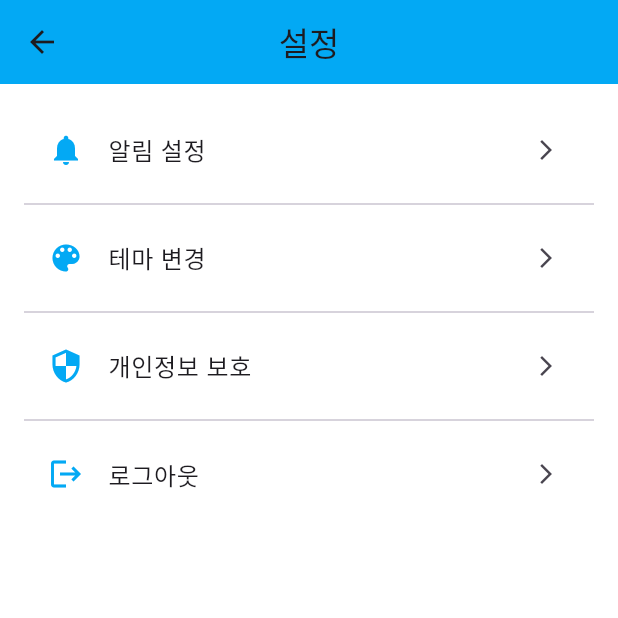
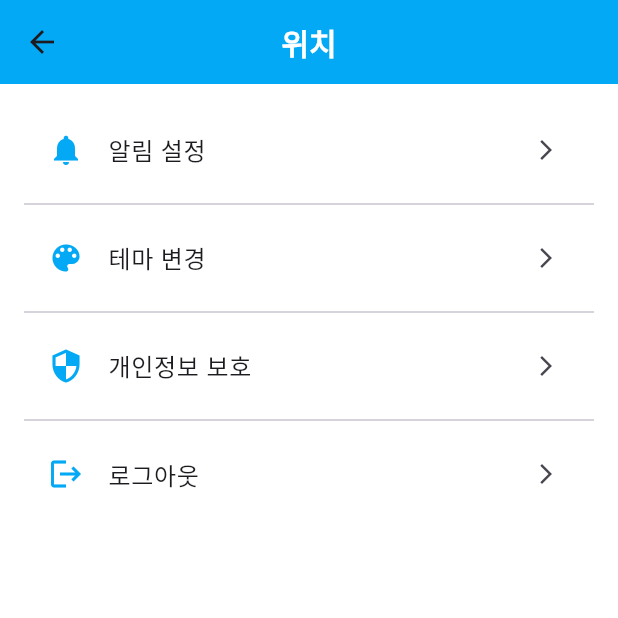
Before and after one commit to sss2013/osp-dartroll-project, a Flutter app: the ProfilePage screen opened directly, after a tap on "설정으로 이동", on a phone screen of 412 x 824 dp, the top half of it. Run offline on Flutter 3.47's test engine with Material 3 defaults, Android fonts, the phone set to English and light mode, and no system bars; our stand-ins replace flutter_dotenv; missing offline and left inert: flutter_naver_login, kakao_flutter_sdk.

Commit message:
Update main1.dart

```diff
--- a/lib/main1.dart
+++ b/lib/main1.dart
@@ -569,8 +569,18 @@ class ChatPage extends StatelessWidget {
 
   @override Widget build(BuildContext context) {
     return Scaffold(backgroundColor: Colors.white,
-      appBar: AppBar(title: Text("채팅"),
-        centerTitle: true, backgroundColor: Colors.lightBlue,),
+      appBar: AppBar(
+        title: const Text(
+          "채팅",
+          style: TextStyle(
+            fontWeight: FontWeight.bold,
+            fontSize: 20,
+            color: Colors.white,
+          ),
+        ),
+        centerTitle: true,
+        backgroundColor: Colors.lightBlue,
+      ),
       body: ListView.builder(
         itemCount: chatList.length, itemBuilder: (context, index) {
         final chat = chatList[index];
@@ -608,7 +618,14 @@ class SettingsPage extends StatelessWidget {
     return Scaffold(
       backgroundColor: Colors.white,
       appBar: AppBar(
-        title: Text("설정"),
+        title: const Text(
+          "위치",
+          style: TextStyle(
+            fontWeight: FontWeight.bold,
+            fontSize: 20,
+            color: Colors.white,
+          ),
+        ),
         centerTitle: true,
         backgroundColor: Colors.lightBlue,
       ),
@@ -643,7 +660,14 @@ class ProfilePage extends StatelessWidget {
     return Scaffold(
       backgroundColor: Colors.white,
       appBar: AppBar(
-        title: Text("내 정보"),
+        title: const Text(
+          "내 정보",
+          style: TextStyle(
+            fontWeight: FontWeight.bold,
+            fontSize: 20,
+            color: Colors.white,
+          ),
+        ),
         centerTitle: true,
         backgroundColor: Colors.lightBlue,
       ),
```
